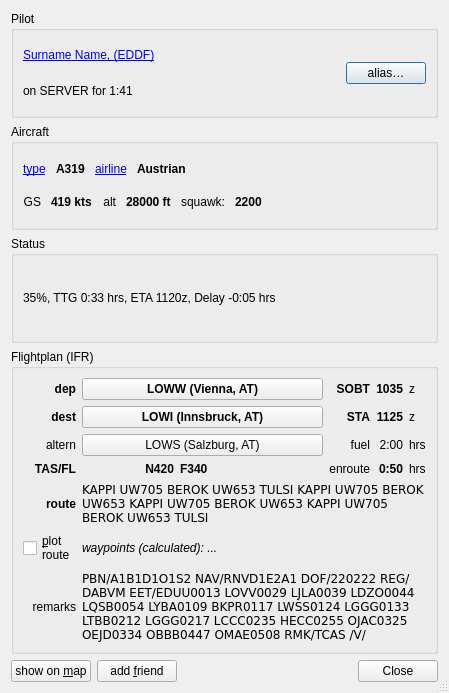
qutescoop/qutescoop, file src/dialogs/PilotDetails.ui: the form before one commit.
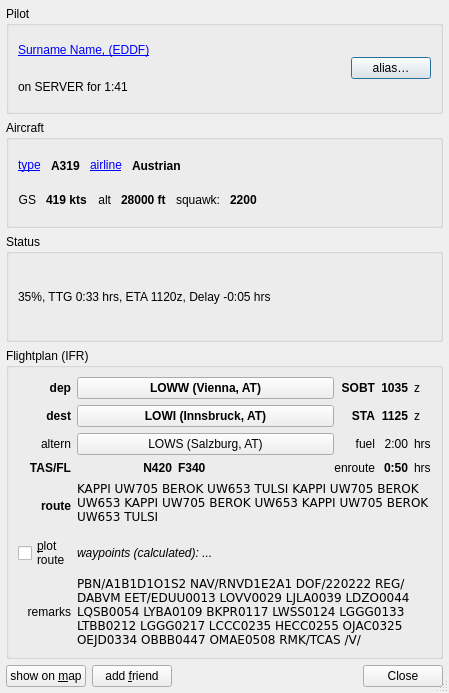
The form after the commit. Icons and pictures are not drawn.

Commit message: [TASK] various minor changes to layout and dialogs

Patch:
```diff
--- a/src/dialogs/PilotDetails.ui
+++ b/src/dialogs/PilotDetails.ui
@@ -18,6 +18,18 @@
    <bool>true</bool>
   </property>
   <layout class="QVBoxLayout" name="_2">
+   <property name="leftMargin">
+    <number>6</number>
+   </property>
+   <property name="topMargin">
+    <number>6</number>
+   </property>
+   <property name="rightMargin">
+    <number>6</number>
+   </property>
+   <property name="bottomMargin">
+    <number>6</number>
+   </property>
    <item>
     <widget class="QGroupBox" name="groupBox">
      <property name="title">
@@ -274,22 +286,22 @@
      <property name="title">
       <string>Flightplan (IFR)</string>
      </property>
-     <layout class="QGridLayout" name="gridLayout" columnstretch="0,1,0,0,0,0">
-      <item row="2" column="4">
-       <widget class="QLabel" name="lblFuel">
+     <layout class="QGridLayout" name="gridLayout" columnstretch="0,0,0,0,0,0,0">
+      <item row="2" column="3">
+       <widget class="QLabel" name="label_18">
         <property name="toolTip">
          <string>&lt;html&gt;&lt;head/&gt;&lt;body&gt;&lt;p&gt;fuel endurance&lt;/p&gt;&lt;/body&gt;&lt;/html&gt;</string>
         </property>
         <property name="text">
-         <string>2:00</string>
+         <string>fuel</string>
         </property>
         <property name="alignment">
          <set>Qt::AlignRight|Qt::AlignTrailing|Qt::AlignVCenter</set>
         </property>
        </widget>
       </item>
-      <item row="1" column="5">
-       <widget class="QLabel" name="label_7">
+      <item row="0" column="5">
+       <widget class="QLabel" name="label_5">
         <property name="toolTip">
          <string>&lt;html&gt;&lt;head/&gt;&lt;body&gt;&lt;p&gt;&lt;span style=&quot; font-weight:700;&quot;&gt;S&lt;/span&gt;cheduled &lt;span style=&quot; font-weight:700;&quot;&gt;t&lt;/span&gt;ime &lt;span style=&quot; font-weight:700;&quot;&gt;o&lt;/span&gt;f &lt;span style=&quot; font-weight:700;&quot;&gt;a&lt;/span&gt;rrival&lt;/p&gt;&lt;/body&gt;&lt;/html&gt;</string>
         </property>
@@ -298,7 +310,74 @@
         </property>
        </widget>
       </item>
-      <item row="4" column="1" colspan="5">
+      <item row="6" column="2" colspan="4">
+       <widget class="QLabel" name="lblPlotStatus">
+        <property name="font">
+         <font>
+          <italic>true</italic>
+         </font>
+        </property>
+        <property name="toolTip">
+         <string>Extracted from the route with help of the navigation database</string>
+        </property>
+        <property name="text">
+         <string>waypoints (calculated): ...</string>
+        </property>
+        <property name="wordWrap">
+         <bool>true</bool>
+        </property>
+        <property name="textInteractionFlags">
+         <set>Qt::LinksAccessibleByMouse|Qt::TextSelectableByKeyboard|Qt::TextSelectableByMouse</set>
+        </property>
+       </widget>
+      </item>
+      <item row="0" column="3">
+       <widget class="QLabel" name="label_16">
+        <property name="font">
+         <font>
+          <bold>true</bold>
+         </font>
+        </property>
+        <property name="toolTip">
+         <string>&lt;html&gt;&lt;head/&gt;&lt;body&gt;&lt;p&gt;&lt;span style=&quot; font-weight:700;&quot;&gt;S&lt;/span&gt;cheduled &lt;span style=&quot; font-weight:700;&quot;&gt;o&lt;/span&gt;ff &lt;span style=&quot; font-weight:700;&quot;&gt;b&lt;/span&gt;lock &lt;span style=&quot; font-weight:700;&quot;&gt;t&lt;/span&gt;ime&lt;/p&gt;&lt;/body&gt;&lt;/html&gt;</string>
+        </property>
+        <property name="text">
+         <string>SOBT</string>
+        </property>
+        <property name="alignment">
+         <set>Qt::AlignRight|Qt::AlignTrailing|Qt::AlignVCenter</set>
+        </property>
+       </widget>
+      </item>
+      <item row="0" column="0">
+       <widget class="QLabel" name="label_3">
+        <property name="font">
+         <font>
+          <bold>true</bold>
+         </font>
+        </property>
+        <property name="toolTip">
+         <string>&lt;html&gt;&lt;head/&gt;&lt;body&gt;&lt;p&gt;departure aerodrome&lt;/p&gt;&lt;/body&gt;&lt;/html&gt;</string>
+        </property>
+        <property name="text">
+         <string>dep</string>
+        </property>
+        <property name="alignment">
+         <set>Qt::AlignRight|Qt::AlignTrailing|Qt::AlignVCenter</set>
+        </property>
+       </widget>
+      </item>
+      <item row="3" column="5">
+       <widget class="QLabel" name="label_8">
+        <property name="toolTip">
+         <string>&lt;html&gt;&lt;head/&gt;&lt;body&gt;&lt;p&gt;planned enroute time&lt;/p&gt;&lt;/body&gt;&lt;/html&gt;</string>
+        </property>
+        <property name="text">
+         <string>hrs</string>
+        </property>
+       </widget>
+      </item>
+      <item row="4" column="2" colspan="4">
        <widget class="QLabel" name="lblRoute">
         <property name="mouseTracking">
          <bool>true</bool>
@@ -309,9 +388,6 @@
         <property name="text">
          <string>&lt;code&gt;KAPPI UW705 BEROK UW653 TULSI KAPPI UW705 BEROK UW653  KAPPI UW705 BEROK UW653  KAPPI UW705 BEROK UW653 TULSI&lt;/code&gt;</string>
         </property>
-        <property name="alignment">
-         <set>Qt::AlignLeading|Qt::AlignLeft|Qt::AlignVCenter</set>
-        </property>
         <property name="wordWrap">
          <bool>true</bool>
         </property>
@@ -320,6 +396,30 @@
         </property>
        </widget>
       </item>
+      <item row="0" column="2">
+       <widget class="QPushButton" name="buttonFrom">
+        <property name="sizePolicy">
+         <sizepolicy hsizetype="MinimumExpanding" vsizetype="Preferred">
+          <horstretch>0</horstretch>
+          <verstretch>0</verstretch>
+         </sizepolicy>
+        </property>
+        <property name="font">
+         <font>
+          <bold>true</bold>
+         </font>
+        </property>
+        <property name="toolTip">
+         <string>open departure aerodrome details dialog</string>
+        </property>
+        <property name="text">
+         <string>LOWW (Vienna, AT)</string>
+        </property>
+        <property name="flat">
+         <bool>false</bool>
+        </property>
+       </widget>
+      </item>
       <item row="2" column="0">
        <widget class="QLabel" name="label_9">
         <property name="toolTip">
@@ -333,6 +433,84 @@
         </property>
        </widget>
       </item>
+      <item row="3" column="2" colspan="2">
+       <layout class="QHBoxLayout" name="horizontalLayout_2">
+        <item>
+         <widget class="QLabel" name="lblPlanTas">
+          <property name="font">
+           <font>
+            <bold>true</bold>
+           </font>
+          </property>
+          <property name="toolTip">
+           <string>ICAO flightplan format for true airspeed (TAS)</string>
+          </property>
+          <property name="text">
+           <string>N420</string>
+          </property>
+          <property name="alignment">
+           <set>Qt::AlignRight|Qt::AlignTrailing|Qt::AlignVCenter</set>
+          </property>
+         </widget>
+        </item>
+        <item>
+         <widget class="QLabel" name="lblPlanFl">
+          <property name="font">
+           <font>
+            <bold>true</bold>
+           </font>
+          </property>
+          <property name="toolTip">
+           <string>ICAO flightplan format for flight level</string>
+          </property>
+          <property name="text">
+           <string>F340</string>
+          </property>
+         </widget>
+        </item>
+        <item>
+         <widget class="QLabel" name="label_19">
+          <property name="toolTip">
+           <string>&lt;html&gt;&lt;head/&gt;&lt;body&gt;&lt;p&gt;planned enroute time&lt;/p&gt;&lt;/body&gt;&lt;/html&gt;</string>
+          </property>
+          <property name="text">
+           <string>enroute</string>
+          </property>
+          <property name="alignment">
+           <set>Qt::AlignRight|Qt::AlignTrailing|Qt::AlignVCenter</set>
+          </property>
+         </widget>
+        </item>
+       </layout>
+      </item>
+      <item row="2" column="4">
+       <widget class="QLabel" name="lblFuel">
+        <property name="toolTip">
+         <string>&lt;html&gt;&lt;head/&gt;&lt;body&gt;&lt;p&gt;fuel endurance&lt;/p&gt;&lt;/body&gt;&lt;/html&gt;</string>
+        </property>
+        <property name="text">
+         <string>2:00</string>
+        </property>
+        <property name="alignment">
+         <set>Qt::AlignRight|Qt::AlignTrailing|Qt::AlignVCenter</set>
+        </property>
+       </widget>
+      </item>
+      <item row="4" column="0" rowspan="2">
+       <widget class="QLabel" name="label_6">
+        <property name="font">
+         <font>
+          <bold>true</bold>
+         </font>
+        </property>
+        <property name="text">
+         <string>route</string>
+        </property>
+        <property name="alignment">
+         <set>Qt::AlignRight|Qt::AlignTrailing|Qt::AlignVCenter</set>
+        </property>
+       </widget>
+      </item>
       <item row="1" column="0">
        <widget class="QLabel" name="label_4">
         <property name="font">
@@ -351,118 +529,7 @@
         </property>
        </widget>
       </item>
-      <item row="5" column="1" colspan="5">
-       <widget class="QLabel" name="lblPlotStatus">
-        <property name="font">
-         <font>
-          <italic>true</italic>
-         </font>
-        </property>
-        <property name="toolTip">
-         <string>Extracted from the route with help of the navigation database</string>
-        </property>
-        <property name="text">
-         <string>waypoints (calculated): ...</string>
-        </property>
-        <property name="wordWrap">
-         <bool>true</bool>
-        </property>
-        <property name="textInteractionFlags">
-         <set>Qt::LinksAccessibleByMouse|Qt::TextSelectableByKeyboard|Qt::TextSelectableByMouse</set>
-        </property>
-       </widget>
-      </item>
-      <item row="5" column="0">
-       <layout class="QHBoxLayout" name="horizontalLayout">
-        <property name="spacing">
-         <number>0</number>
-        </property>
-        <item>
-         <spacer name="horizontalSpacer_3">
-          <property name="orientation">
-           <enum>Qt::Horizontal</enum>
-          </property>
-          <property name="sizeHint" stdset="0">
-           <size>
-            <width>0</width>
-            <height>0</height>
-           </size>
-          </property>
-         </spacer>
-        </item>
-        <item>
-         <widget class="QCheckBox" name="cbPlotRoute">
-          <property name="toolTip">
-           <string>&lt;html&gt;&lt;head/&gt;&lt;body&gt;&lt;p&gt;Plot route on map (requires navigation database). Also accessible via right click on the airplane's label on the map.&lt;/p&gt;&lt;/body&gt;&lt;/html&gt;</string>
-          </property>
-          <property name="text">
-           <string>&amp;plot
-route</string>
-          </property>
-         </widget>
-        </item>
-       </layout>
-      </item>
-      <item row="2" column="1">
-       <widget class="QPushButton" name="buttonAlt">
-        <property name="sizePolicy">
-         <sizepolicy hsizetype="MinimumExpanding" vsizetype="Preferred">
-          <horstretch>0</horstretch>
-          <verstretch>0</verstretch>
-         </sizepolicy>
-        </property>
-        <property name="toolTip">
-         <string>open alternate aerodrome details dialog</string>
-        </property>
-        <property name="text">
-         <string>LOWS (Salzburg, AT)</string>
-        </property>
-        <property name="flat">
-         <bool>false</bool>
-        </property>
-       </widget>
-      </item>
-      <item row="2" column="5">
-       <widget class="QLabel" name="label_11">
-        <property name="toolTip">
-         <string>&lt;html&gt;&lt;head/&gt;&lt;body&gt;&lt;p&gt;fuel endurance&lt;/p&gt;&lt;/body&gt;&lt;/html&gt;</string>
-        </property>
-        <property name="text">
-         <string>hrs</string>
-        </property>
-       </widget>
-      </item>
-      <item row="3" column="5">
-       <widget class="QLabel" name="label_8">
-        <property name="toolTip">
-         <string>&lt;html&gt;&lt;head/&gt;&lt;body&gt;&lt;p&gt;planned enroute time&lt;/p&gt;&lt;/body&gt;&lt;/html&gt;</string>
-        </property>
-        <property name="text">
-         <string>hrs</string>
-        </property>
-       </widget>
-      </item>
-      <item row="6" column="0">
-       <widget class="QLabel" name="label">
-        <property name="text">
-         <string>remarks</string>
-        </property>
-        <property name="alignment">
-         <set>Qt::AlignRight|Qt::AlignTrailing|Qt::AlignVCenter</set>
-        </property>
-       </widget>
-      </item>
-      <item row="0" column="5">
-       <widget class="QLabel" name="label_5">
-        <property name="toolTip">
-         <string>&lt;html&gt;&lt;head/&gt;&lt;body&gt;&lt;p&gt;&lt;span style=&quot; font-weight:700;&quot;&gt;S&lt;/span&gt;cheduled &lt;span style=&quot; font-weight:700;&quot;&gt;o&lt;/span&gt;ff &lt;span style=&quot; font-weight:700;&quot;&gt;b&lt;/span&gt;lock &lt;span style=&quot; font-weight:700;&quot;&gt;t&lt;/span&gt;ime&lt;/p&gt;&lt;/body&gt;&lt;/html&gt;</string>
-        </property>
-        <property name="text">
-         <string>z</string>
-        </property>
-       </widget>
-      </item>
-      <item row="1" column="1">
+      <item row="1" column="2">
        <widget class="QPushButton" name="buttonDest">
         <property name="sizePolicy">
          <sizepolicy hsizetype="MinimumExpanding" vsizetype="Preferred">
@@ -486,94 +553,6 @@
         </property>
        </widget>
       </item>
-      <item row="6" column="1" colspan="5">
-       <widget class="QLabel" name="lblRemarks">
-        <property name="text">
-         <string>&lt;code&gt;PBN/A1B1D1O1S2 NAV/RNVD1E2A1 DOF/220222 REG/DABVM EET/EDUU0013 LOVV0029 LJLA0039 LDZO0044 LQSB0054 LYBA0109 BKPR0117 LWSS0124 LGGG0133 LTBB0212 LGGG0217 LCCC0235 HECC0255 OJAC0325 OEJD0334 OBBB0447 OMAE0508 RMK/TCAS /V/&lt;/code&gt;</string>
-        </property>
-        <property name="wordWrap">
-         <bool>true</bool>
-        </property>
-        <property name="textInteractionFlags">
-         <set>Qt::LinksAccessibleByMouse|Qt::TextSelectableByKeyboard|Qt::TextSelectableByMouse</set>
-        </property>
-       </widget>
-      </item>
-      <item row="0" column="0">
-       <widget class="QLabel" name="label_3">
-        <property name="font">
-         <font>
-          <bold>true</bold>
-         </font>
-        </property>
-        <property name="toolTip">
-         <string>&lt;html&gt;&lt;head/&gt;&lt;body&gt;&lt;p&gt;departure aerodrome&lt;/p&gt;&lt;/body&gt;&lt;/html&gt;</string>
-        </property>
-        <property name="text">
-         <string>dep</string>
-        </property>
-        <property name="alignment">
-         <set>Qt::AlignRight|Qt::AlignTrailing|Qt::AlignVCenter</set>
-        </property>
-       </widget>
-      </item>
-      <item row="3" column="0">
-       <widget class="QLabel" name="label_2">
-        <property name="font">
-         <font>
-          <bold>true</bold>
-         </font>
-        </property>
-        <property name="toolTip">
-         <string>filed &lt;b&gt;t&lt;/b&gt;rue &lt;b&gt;a&lt;/b&gt;ir&lt;b&gt;s&lt;/b&gt;peed / cruise level / &lt;b&gt;p&lt;/b&gt;lanned &lt;b&gt;t&lt;/b&gt;ime &lt;b&gt;e&lt;/b&gt;nroute</string>
-        </property>
-        <property name="text">
-         <string>TAS/FL</string>
-        </property>
-        <property name="alignment">
-         <set>Qt::AlignRight|Qt::AlignTrailing|Qt::AlignVCenter</set>
-        </property>
-       </widget>
-      </item>
-      <item row="0" column="1">
-       <widget class="QPushButton" name="buttonFrom">
-        <property name="sizePolicy">
-         <sizepolicy hsizetype="MinimumExpanding" vsizetype="Preferred">
-          <horstretch>0</horstretch>
-          <verstretch>0</verstretch>
-         </sizepolicy>
-        </property>
-        <property name="font">
-         <font>
-          <bold>true</bold>
-         </font>
-        </property>
-        <property name="toolTip">
-         <string>open departure aerodrome details dialog</string>
-        </property>
-        <property name="text">
-         <string>LOWW (Vienna, AT)</string>
-        </property>
-        <property name="flat">
-         <bool>false</bool>
-        </property>
-       </widget>
-      </item>
-      <item row="4" column="0">
-       <widget class="QLabel" name="label_6">
-        <property name="font">
-         <font>
-          <bold>true</bold>
-         </font>
-        </property>
-        <property name="text">
-         <string>route</string>
-        </property>
-        <property name="alignment">
-         <set>Qt::AlignRight|Qt::AlignTrailing|Qt::AlignVCenter</set>
-        </property>
-       </widget>
-      </item>
       <item row="0" column="4">
        <widget class="QLabel" name="lblPlanEtd">
         <property name="sizePolicy">
@@ -598,6 +577,26 @@
         </property>
        </widget>
       </item>
+      <item row="2" column="5">
+       <widget class="QLabel" name="label_11">
+        <property name="toolTip">
+         <string>&lt;html&gt;&lt;head/&gt;&lt;body&gt;&lt;p&gt;fuel endurance&lt;/p&gt;&lt;/body&gt;&lt;/html&gt;</string>
+        </property>
+        <property name="text">
+         <string>hrs</string>
+        </property>
+       </widget>
+      </item>
+      <item row="1" column="5">
+       <widget class="QLabel" name="label_7">
+        <property name="toolTip">
+         <string>&lt;html&gt;&lt;head/&gt;&lt;body&gt;&lt;p&gt;&lt;span style=&quot; font-weight:700;&quot;&gt;S&lt;/span&gt;cheduled &lt;span style=&quot; font-weight:700;&quot;&gt;t&lt;/span&gt;ime &lt;span style=&quot; font-weight:700;&quot;&gt;o&lt;/span&gt;f &lt;span style=&quot; font-weight:700;&quot;&gt;a&lt;/span&gt;rrival&lt;/p&gt;&lt;/body&gt;&lt;/html&gt;</string>
+        </property>
+        <property name="text">
+         <string>z</string>
+        </property>
+       </widget>
+      </item>
       <item row="1" column="4">
        <widget class="QLabel" name="lblPlanEta">
         <property name="font">
@@ -616,36 +615,10 @@
         </property>
        </widget>
       </item>
-      <item row="3" column="4">
-       <widget class="QLabel" name="lblPlanEte">
-        <property name="font">
-         <font>
-          <bold>true</bold>
-         </font>
-        </property>
-        <property name="toolTip">
-         <string>&lt;html&gt;&lt;head/&gt;&lt;body&gt;&lt;p&gt;planned enroute time&lt;/p&gt;&lt;/body&gt;&lt;/html&gt;</string>
-        </property>
+      <item row="9" column="0">
+       <widget class="QLabel" name="label">
         <property name="text">
-         <string>0:50</string>
-        </property>
-        <property name="alignment">
-         <set>Qt::AlignRight|Qt::AlignTrailing|Qt::AlignVCenter</set>
-        </property>
-       </widget>
-      </item>
-      <item row="0" column="3">
-       <widget class="QLabel" name="label_16">
-        <property name="font">
-         <font>
-          <bold>true</bold>
-         </font>
-        </property>
-        <property name="toolTip">
-         <string>&lt;html&gt;&lt;head/&gt;&lt;body&gt;&lt;p&gt;&lt;span style=&quot; font-weight:700;&quot;&gt;S&lt;/span&gt;cheduled &lt;span style=&quot; font-weight:700;&quot;&gt;o&lt;/span&gt;ff &lt;span style=&quot; font-weight:700;&quot;&gt;b&lt;/span&gt;lock &lt;span style=&quot; font-weight:700;&quot;&gt;t&lt;/span&gt;ime&lt;/p&gt;&lt;/body&gt;&lt;/html&gt;</string>
-        </property>
-        <property name="text">
-         <string>SOBT</string>
+         <string>remarks</string>
         </property>
         <property name="alignment">
          <set>Qt::AlignRight|Qt::AlignTrailing|Qt::AlignVCenter</set>
@@ -670,68 +643,84 @@
         </property>
        </widget>
       </item>
-      <item row="2" column="3">
-       <widget class="QLabel" name="label_18">
+      <item row="2" column="2">
+       <widget class="QPushButton" name="buttonAlt">
+        <property name="sizePolicy">
+         <sizepolicy hsizetype="MinimumExpanding" vsizetype="Preferred">
+          <horstretch>0</horstretch>
+          <verstretch>0</verstretch>
+         </sizepolicy>
+        </property>
         <property name="toolTip">
          <string>&lt;html&gt;&lt;head/&gt;&lt;body&gt;&lt;p&gt;fuel endurance&lt;/p&gt;&lt;/body&gt;&lt;/html&gt;</string>
         </property>
         <property name="text">
-         <string>fuel</string>
+         <string>LOWS (Salzburg, AT)</string>
         </property>
+        <property name="flat">
+         <bool>false</bool>
+        </property>
+       </widget>
+      </item>
+      <item row="3" column="4">
+       <widget class="QLabel" name="lblPlanEte">
+        <property name="font">
+         <font>
+          <bold>true</bold>
+         </font>
+        </property>
+        <property name="toolTip">
+         <string>&lt;html&gt;&lt;head/&gt;&lt;body&gt;&lt;p&gt;planned enroute time&lt;/p&gt;&lt;/body&gt;&lt;/html&gt;</string>
+        </property>
+        <property name="text">
+         <string>0:50</string>
+        </property>
         <property name="alignment">
          <set>Qt::AlignRight|Qt::AlignTrailing|Qt::AlignVCenter</set>
         </property>
        </widget>
       </item>
-      <item row="3" column="1" colspan="3">
-       <layout class="QHBoxLayout" name="horizontalLayout_2">
-        <item>
-         <widget class="QLabel" name="lblPlanTas">
-          <property name="font">
-           <font>
-            <bold>true</bold>
-           </font>
-          </property>
-          <property name="toolTip">
-           <string>ICAO flightplan format for true airspeed (TAS)</string>
-          </property>
-          <property name="text">
-           <string>N420</string>
-          </property>
-          <property name="alignment">
-           <set>Qt::AlignRight|Qt::AlignTrailing|Qt::AlignVCenter</set>
-          </property>
-         </widget>
-        </item>
-        <item>
-         <widget class="QLabel" name="lblPlanFl">
-          <property name="font">
-           <font>
-            <bold>true</bold>
-           </font>
-          </property>
-          <property name="toolTip">
-           <string>ICAO flightplan format for flight level</string>
-          </property>
-          <property name="text">
-           <string>F340</string>
-          </property>
-         </widget>
-        </item>
-        <item>
-         <widget class="QLabel" name="label_19">
-          <property name="toolTip">
-           <string>&lt;html&gt;&lt;head/&gt;&lt;body&gt;&lt;p&gt;planned enroute time&lt;/p&gt;&lt;/body&gt;&lt;/html&gt;</string>
-          </property>
-          <property name="text">
-           <string>enroute</string>
-          </property>
-          <property name="alignment">
-           <set>Qt::AlignRight|Qt::AlignTrailing|Qt::AlignVCenter</set>
-          </property>
-         </widget>
-        </item>
-       </layout>
+      <item row="3" column="0">
+       <widget class="QLabel" name="label_2">
+        <property name="font">
+         <font>
+          <bold>true</bold>
+         </font>
+        </property>
+        <property name="toolTip">
+         <string>filed &lt;b&gt;t&lt;/b&gt;rue &lt;b&gt;a&lt;/b&gt;ir&lt;b&gt;s&lt;/b&gt;peed / cruise level / &lt;b&gt;p&lt;/b&gt;lanned &lt;b&gt;t&lt;/b&gt;ime &lt;b&gt;e&lt;/b&gt;nroute</string>
+        </property>
+        <property name="text">
+         <string>TAS/FL</string>
+        </property>
+        <property name="alignment">
+         <set>Qt::AlignRight|Qt::AlignTrailing|Qt::AlignVCenter</set>
+        </property>
+       </widget>
+      </item>
+      <item row="6" column="0">
+       <widget class="QCheckBox" name="cbPlotRoute">
+        <property name="toolTip">
+         <string>&lt;html&gt;&lt;head/&gt;&lt;body&gt;&lt;p&gt;Plot route on map (requires navigation database). Also accessible via right click on the airplane's label on the map.&lt;/p&gt;&lt;/body&gt;&lt;/html&gt;</string>
+        </property>
+        <property name="text">
+         <string>&amp;plot
+route</string>
+        </property>
+       </widget>
+      </item>
+      <item row="9" column="2" colspan="4">
+       <widget class="QLabel" name="lblRemarks">
+        <property name="text">
+         <string>&lt;code&gt;PBN/A1B1D1O1S2 NAV/RNVD1E2A1 DOF/220222 REG/DABVM EET/EDUU0013 LOVV0029 LJLA0039 LDZO0044 LQSB0054 LYBA0109 BKPR0117 LWSS0124 LGGG0133 LTBB0212 LGGG0217 LCCC0235 HECC0255 OJAC0325 OEJD0334 OBBB0447 OMAE0508 RMK/TCAS /V/&lt;/code&gt;</string>
+        </property>
+        <property name="wordWrap">
+         <bool>true</bool>
+        </property>
+        <property name="textInteractionFlags">
+         <set>Qt::LinksAccessibleByMouse|Qt::TextSelectableByKeyboard|Qt::TextSelectableByMouse</set>
+        </property>
+       </widget>
       </item>
      </layout>
     </widget>
```
Left out of the diff: 7 changed lines with no effect on the pictures. The commit also changes 5 other files.
